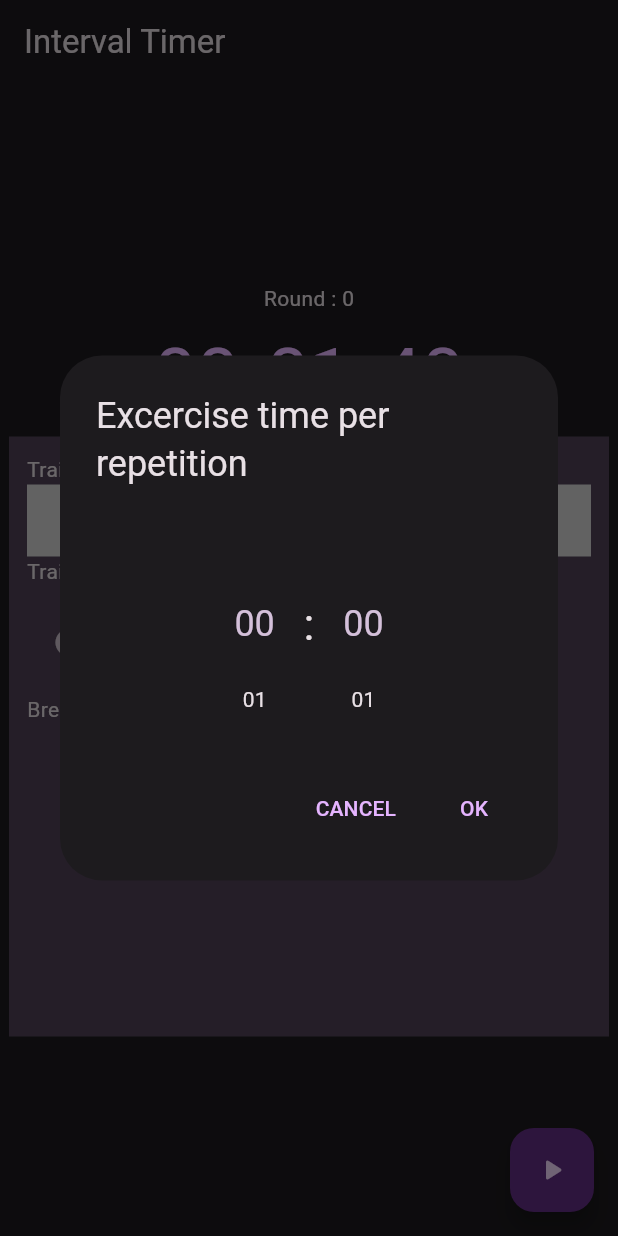
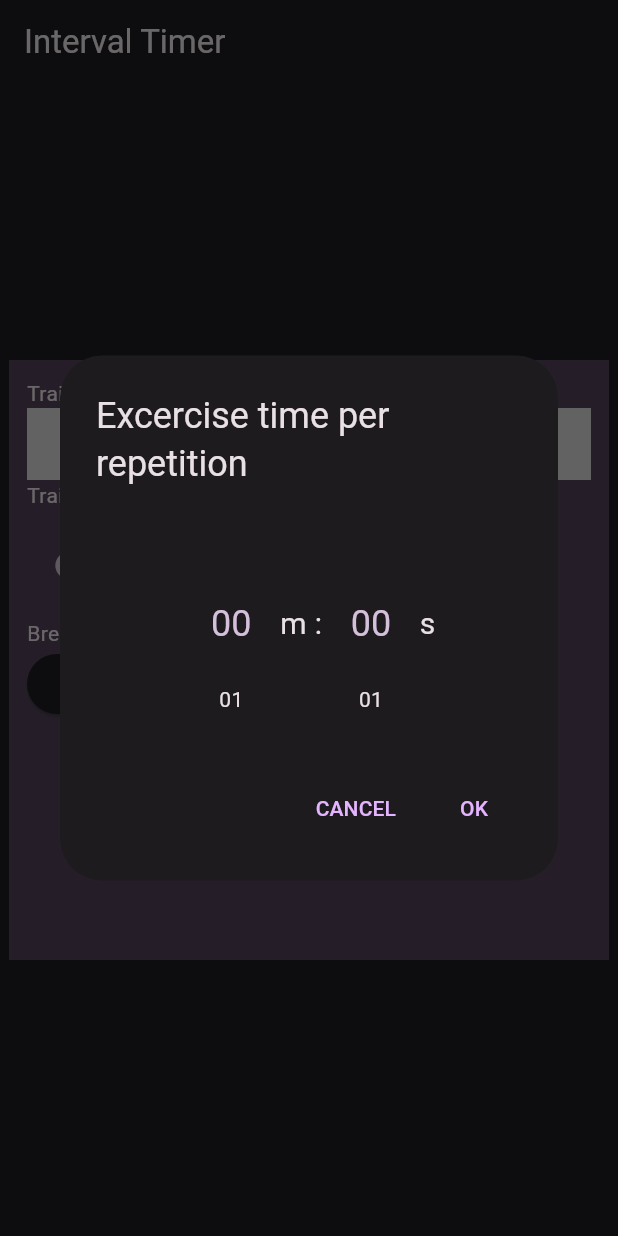
Before and after one commit to syafiqadibafham/interval_timer, a Flutter app: the screen it shows after launch, after a tap on "Exercise Time", on a phone screen of 412 x 824 dp. Run offline on Flutter 3.47's test engine with Material 2 defaults, Android fonts, the light colour scheme and no system bars; drawn by our look-alikes of numberpicker, slide_countdown; our stand-ins replace bloc, equatable, flutter_bloc; missing offline and left inert: flutter_touch_spin.

Commit message:
create new page

```diff
--- a/lib/main.dart
+++ b/lib/main.dart
@@ -1,14 +1,15 @@
 import 'dart:async';
 import 'dart:developer';
-
 import 'package:flutter/material.dart';
 import 'package:flutter_bloc/flutter_bloc.dart';
 import 'package:flutter_touch_spin/flutter_touch_spin.dart';
+import 'package:interval_timer/model/training_model.dart';
+import 'package:interval_timer/timer_page.dart';
 import 'bloc/timer_bloc.dart';
 import 'color_schemes.dart';
 import 'package:slide_countdown/slide_countdown.dart';
-
 import 'widgets/durationPicker.dart';
+import 'model/training_model.dart';
 
 void main() {
   runApp(const MyApp());
@@ -27,7 +28,7 @@ class MyApp extends StatelessWidget {
         theme: ThemeData(useMaterial3: true, colorScheme: lightColorScheme),
         darkTheme: ThemeData(useMaterial3: true, colorScheme: darkColorScheme),
         themeMode: ThemeMode.dark,
-        home: const MyHomePage(title: 'Interval Timer'),
+        home: MyHomePage(title: 'Interval Timer'),
         debugShowCheckedModeBanner: false,
       ),
     );
@@ -44,28 +45,33 @@ class MyHomePage extends StatefulWidget {
 }
 
 class _MyHomePageState extends State<MyHomePage> {
-  int _counter = 0;
-  int _interval = 0;
+  Training training = Training(
+      interval: 1,
+      trainingDuration: Duration(seconds: 0),
+      breakDuration: Duration(seconds: 0));
+  Timer? timer;
 
-  void _incrementCounter() {
-    setState(() {
-      // This call to setState tells the Flutter framework that something has
-      // changed in this State, which causes it to rerun the build method below
-      // so that the display can reflect the updated values. If we changed
-      // _counter without calling setState(), then the build method would not be
-      // called again, and so nothing would appear to happen.
-      _counter++;
+  void startTimer() {
+    timer = Timer.periodic(Duration(seconds: 1), (_) {
+      int seconds = training.trainingDuration.inSeconds;
+      if (seconds > 0) {
+        setState(() {
+          seconds--;
+        });
+      } else {
+        stopTimer();
+      }
     });
+  }
+
+  void stopTimer() {
+    timer?.cancel();
   }
 
   @override
   Widget build(BuildContext context) {
-    // This method is rerun every time setState is called, for instance as done
-    // by the _incrementCounter method above.
-    //
-    // The Flutter framework has been optimized to make rerunning build methods
-    // fast, so that you can just rebuild anything that needs updating rather
-    // than having to individually change instances of widgets.
+    int _interval = training.interval;
+
     return Scaffold(
       backgroundColor: Theme.of(context).colorScheme.background,
       appBar: AppBar(
@@ -80,20 +86,6 @@ class _MyHomePageState extends State<MyHomePage> {
         child: Column(
           mainAxisAlignment: MainAxisAlignment.center,
           children: <Widget>[
-            Text(
-              'Round : $_interval',
-            ),
-            SlideCountdown(
-              duration: Duration(seconds: 100),
-              showZeroValue: true,
-              withDays: false,
-              textStyle: TextStyle(
-                  fontSize: 50, color: Theme.of(context).colorScheme.primary),
-              decoration: BoxDecoration(
-                borderRadius: BorderRadius.all(Radius.circular(20)),
-                color: Colors.transparent,
-              ),
-            ),
             Container(
               width: 400,
               height: 400,
@@ -104,7 +96,7 @@ class _MyHomePageState extends State<MyHomePage> {
                   mainAxisAlignment: MainAxisAlignment.start,
                   crossAxisAlignment: CrossAxisAlignment.start,
                   children: [
-                    Text("Training Intervals"),
+                    const Text("Training Intervals"),
                     TouchSpin(
                       min: 1,
                       max: 100,
@@ -119,15 +111,16 @@ class _MyHomePageState extends State<MyHomePage> {
                       iconPadding: const EdgeInsets.all(20),
                       onChanged: (val) {
                         setState(() {
-                          _interval = val.toInt();
+                          training.interval = val.toInt();
                         });
-                        log("Interval : $val");
+                        log("Intervals : " + training.interval.toString());
                       },
                     ),
                     Text("Training Duration"),
                     ListTile(
                       title: Text('Exercise Time'),
-                      subtitle: Text(Duration(minutes: 1).toString()),
+                      subtitle: Text(
+                          training.trainingDuration.toString().substring(0, 7)),
                       leading: Icon(Icons.timer),
                       onTap: () {
                         showDialog<Duration>(
@@ -140,11 +133,15 @@ class _MyHomePageState extends State<MyHomePage> {
                           },
                         ).then((exerciseTime) {
                           if (exerciseTime == null) return;
-                          //_tabata.exerciseTime = exerciseTime;
+                          setState(() {
+                            log(exerciseTime.toString());
+                            training.trainingDuration = exerciseTime;
+                          });
                         });
                       },
                     ),
                     Text("Break Duration"),
+                    buildButtons(),
                   ],
                 ),
               ),
@@ -152,11 +149,24 @@ class _MyHomePageState extends State<MyHomePage> {
           ],
         ),
       ),
-      floatingActionButton: FloatingActionButton(
-        onPressed: _incrementCounter,
-        tooltip: 'Start Timer',
-        child: const Icon(Icons.play_arrow_rounded),
-      ), // This trailing comma makes auto-formatting nicer for build methods.
+      // This trailing comma makes auto-formatting nicer for build methods.
     );
   }
+
+  Widget buildButtons() {
+    //var isRunning = timer == null ? false : timer!.isActive;
+
+    return ElevatedButton(
+        onPressed: () {
+          Navigator.push(
+            context,
+            MaterialPageRoute(
+              builder: (context) => timerPage(
+                training: training,
+              ),
+            ),
+          );
+        },
+        child: Text("Start Training"));
+  }
 }
--- a/lib/model/training_model.dart
+++ b/lib/model/training_model.dart
@@ -1,13 +1,11 @@
-import 'dart:html';
-
 import 'package:equatable/equatable.dart';
 
 class Training extends Equatable {
-  final int interval;
-  final Duration trainingDuration;
-  final Duration breakDuration;
+  int interval;
+  Duration trainingDuration;
+  Duration breakDuration;
 
-  const Training({
+  Training({
     required this.interval,
     required this.trainingDuration,
     required this.breakDuration,
@@ -16,6 +14,10 @@ class Training extends Equatable {
   @override
   List<Object?> get props => [interval, trainingDuration, breakDuration];
 
+  Duration getTotalTime() {
+    return (trainingDuration * interval) + (breakDuration * interval);
+  }
+
   static List<Training> training = [
     Training(
         interval: 0,
--- a/lib/timer_page.dart
+++ b/lib/timer_page.dart
@@ -1,29 +1,44 @@
+import 'dart:async';
+
 import 'package:flutter/material.dart';
 import 'package:slide_countdown/slide_countdown.dart';
 
+import 'model/training_model.dart';
+
 class timerPage extends StatefulWidget {
-  timerPage({Key? key}) : super(key: key);
+  final Training training;
+
+  timerPage({Key? key, required this.training}) : super(key: key);
 
   @override
   State<timerPage> createState() => _timerPageState();
 }
 
 class _timerPageState extends State<timerPage> {
-  int _counter = 0;
+  Timer? timer;
 
-  void _incrementCounter() {
-    setState(() {
-      // This call to setState tells the Flutter framework that something has
-      // changed in this State, which causes it to rerun the build method below
-      // so that the display can reflect the updated values. If we changed
-      // _counter without calling setState(), then the build method would not be
-      // called again, and so nothing would appear to happen.
-      _counter++;
+  void startTimer() {
+    timer = Timer.periodic(Duration(seconds: 1), (_) {
+      final training = widget.training;
+      int seconds = training.trainingDuration.inSeconds;
+      if (seconds > 0) {
+        setState(() {
+          seconds--;
+        });
+      } else {
+        stopTimer();
+      }
     });
+  }
+
+  void stopTimer() {
+    timer?.cancel();
   }
 
   @override
   Widget build(BuildContext context) {
+    Training training = widget.training;
+    int interval = training.interval;
     return Scaffold(
       backgroundColor: Theme.of(context).colorScheme.background,
       appBar: AppBar(
@@ -39,10 +54,13 @@ class _timerPageState extends State<timerPage> {
           mainAxisAlignment: MainAxisAlignment.center,
           children: <Widget>[
             Text(
-              'Round : $_counter',
+              'Round : $interval',
+            ),
+            Text(
+              training.trainingDuration.toString(),
             ),
             SlideCountdown(
-              duration: Duration(seconds: 100),
+              duration: training.trainingDuration,
               showZeroValue: true,
               withDays: false,
               textStyle: TextStyle(
@@ -55,11 +73,6 @@ class _timerPageState extends State<timerPage> {
           ],
         ),
       ),
-      floatingActionButton: FloatingActionButton(
-        onPressed: _incrementCounter,
-        tooltip: 'Start Timer',
-        child: const Icon(Icons.play_arrow_rounded),
-      ), // This trailing comma makes auto-formatting nicer for build methods.
     );
   }
 }
--- a/lib/widgets/durationPicker.dart
+++ b/lib/widgets/durationPicker.dart
@@ -50,8 +50,8 @@ class _DurationPickerDialogState extends State<DurationPickerDialog> {
           },
         ),
         Text(
-          ':',
-          style: TextStyle(fontSize: 30),
+          'm :',
+          style: TextStyle(fontSize: 20),
         ),
         NumberPicker(
           itemWidth: 65,
@@ -64,6 +64,10 @@ class _DurationPickerDialogState extends State<DurationPickerDialog> {
               seconds = value;
             });
           },
+        ),
+        Text(
+          's',
+          style: TextStyle(fontSize: 20),
         ),
       ]),
       actions: [
```
